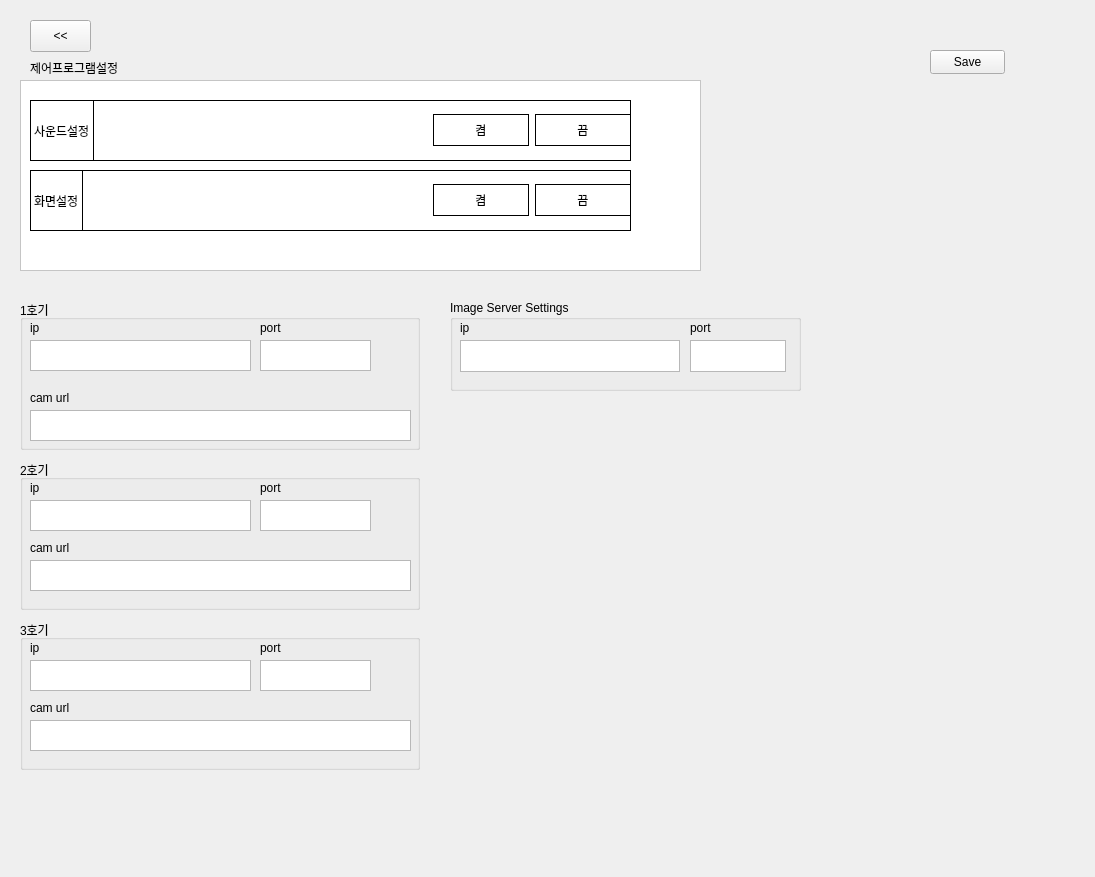
The window that UITool/UI/setupForm.ui (gearssoft/nagibot) describes before a commit, drawn with Qt 5.
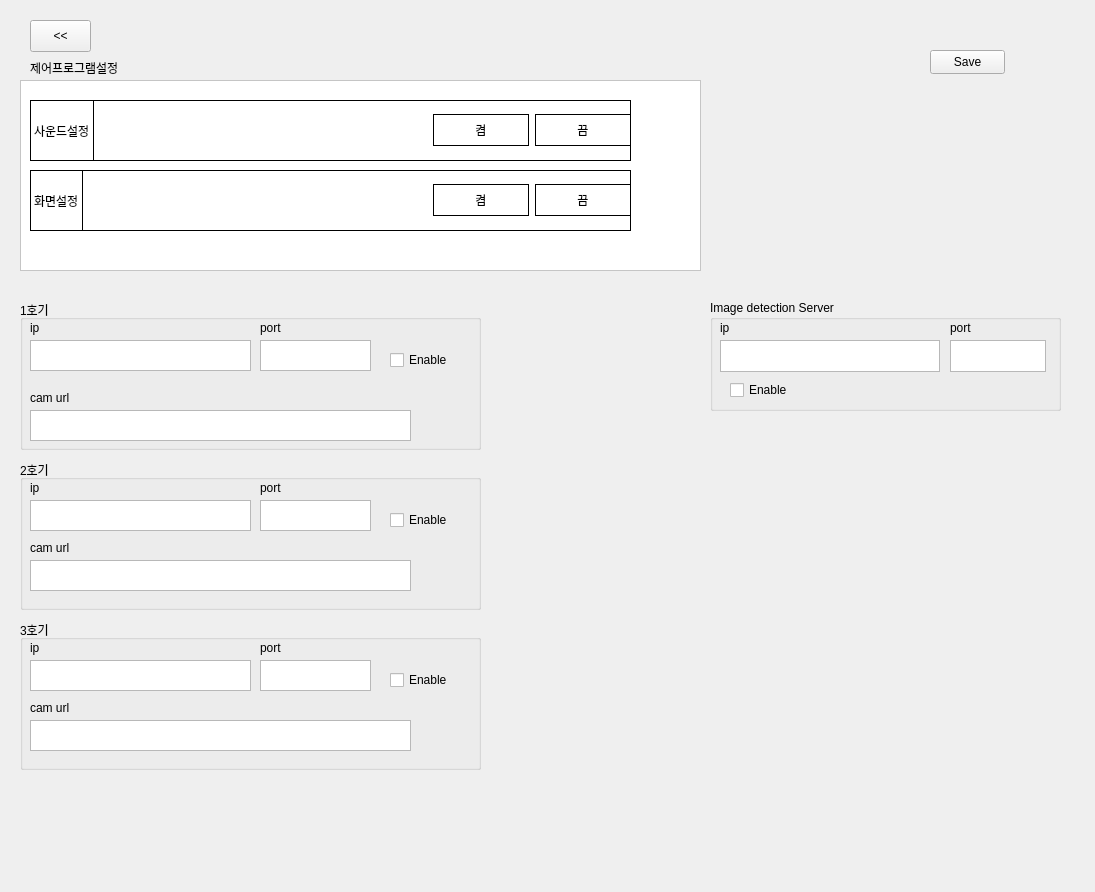
The same window after the commit.

Diff of the .ui file:
```diff
--- a/UITool/UI/setupForm.ui
+++ b/UITool/UI/setupForm.ui
@@ -7,7 +7,7 @@
     <x>0</x>
     <y>0</y>
     <width>1095</width>
-    <height>877</height>
+    <height>892</height>
    </rect>
   </property>
   <property name="windowTitle">
@@ -198,14 +198,14 @@
   <widget class="QGroupBox" name="ImageServerConfigGrp">
    <property name="geometry">
     <rect>
-     <x>450</x>
+     <x>710</x>
      <y>300</y>
      <width>351</width>
-     <height>91</height>
+     <height>111</height>
     </rect>
    </property>
    <property name="title">
-    <string>Image Server Settings</string>
+    <string>Image detection Server</string>
    </property>
    <widget class="QTextEdit" name="textEdit_detection_server_IP">
     <property name="geometry">
@@ -253,13 +253,26 @@
      <string>port</string>
     </property>
    </widget>
+   <widget class="QCheckBox" name="cbEnableImgDetection">
+    <property name="geometry">
+     <rect>
+      <x>20</x>
+      <y>80</y>
+      <width>79</width>
+      <height>20</height>
+     </rect>
+    </property>
+    <property name="text">
+     <string>Enable</string>
+    </property>
+   </widget>
   </widget>
   <widget class="QGroupBox" name="groupBox">
    <property name="geometry">
     <rect>
      <x>20</x>
      <y>300</y>
-     <width>400</width>
+     <width>461</width>
      <height>150</height>
     </rect>
    </property>
@@ -335,13 +348,26 @@
      <string>port</string>
     </property>
    </widget>
+   <widget class="QCheckBox" name="cbUnitEnable_1">
+    <property name="geometry">
+     <rect>
+      <x>370</x>
+      <y>50</y>
+      <width>79</width>
+      <height>20</height>
+     </rect>
+    </property>
+    <property name="text">
+     <string>Enable</string>
+    </property>
+   </widget>
   </widget>
   <widget class="QGroupBox" name="groupBox_2">
    <property name="geometry">
     <rect>
      <x>20</x>
      <y>460</y>
-     <width>400</width>
+     <width>461</width>
      <height>150</height>
     </rect>
    </property>
@@ -417,13 +443,26 @@
      <string>cam url</string>
     </property>
    </widget>
+   <widget class="QCheckBox" name="cbUnitEnable_2">
+    <property name="geometry">
+     <rect>
+      <x>370</x>
+      <y>50</y>
+      <width>79</width>
+      <height>20</height>
+     </rect>
+    </property>
+    <property name="text">
+     <string>Enable</string>
+    </property>
+   </widget>
   </widget>
   <widget class="QGroupBox" name="groupBox_3">
    <property name="geometry">
     <rect>
      <x>20</x>
      <y>620</y>
-     <width>400</width>
+     <width>461</width>
      <height>150</height>
     </rect>
    </property>
@@ -499,6 +538,19 @@
      <string>cam url</string>
     </property>
    </widget>
+   <widget class="QCheckBox" name="cbUnitEnable_3">
+    <property name="geometry">
+     <rect>
+      <x>370</x>
+      <y>50</y>
+      <width>79</width>
+      <height>20</height>
+     </rect>
+    </property>
+    <property name="text">
+     <string>Enable</string>
+    </property>
+   </widget>
   </widget>
  </widget>
  <resources/>
```
Left out of the diff: 10 changed lines with no effect on the pictures.
